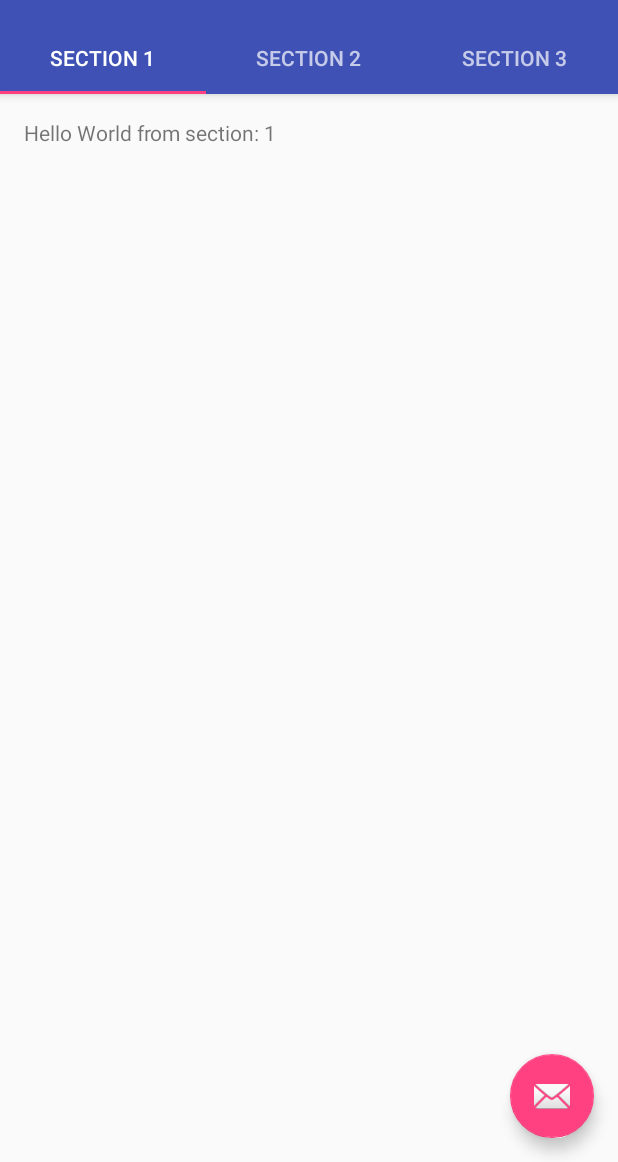
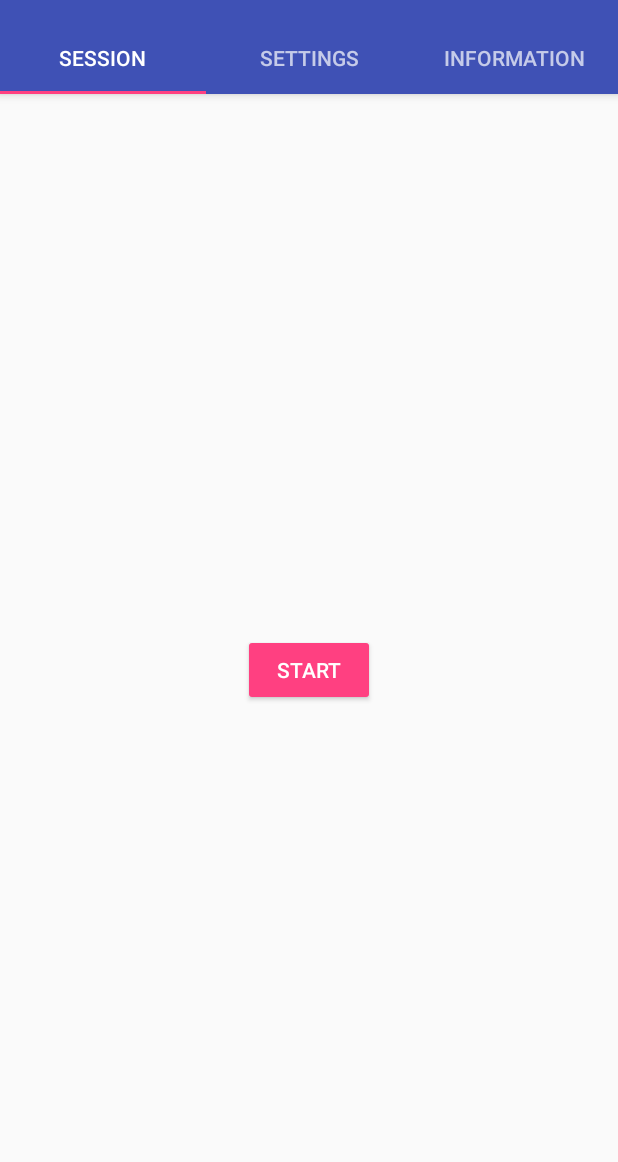
Before and after one commit to SebastianKapunkt/Workyfie, an Android app: the screen it shows after launch (MainActivity), on a phone screen of 412 x 824 dp, the part 74-1236 px from its top. Run offline under Robolectric (Android 15) with nearby library versions, the phone set to English and light mode, and no system bars.

Commit message:
adds first fragment and introduce chronometer

```diff
--- a/Workyfie/app/src/main/AndroidManifest.xml
+++ b/Workyfie/app/src/main/AndroidManifest.xml
@@ -9,7 +9,7 @@
         android:supportsRtl="true"
         android:theme="@style/AppTheme">
         <activity
-            android:name=".presentation.MainActivity"
+            android:name=".presentation.page.mainpage.MainActivity"
             android:label="@string/app_name"
             android:theme="@style/AppTheme.NoActionBar">
             <intent-filter>
--- /dev/null
+++ b/Workyfie/app/src/main/java/data/presentation/session/LearnSessionItem.java
@@ -0,0 +1,13 @@
+package data.presentation.session;
+
+public class LearnSessionItem {
+    public final SessionEnum state;
+
+    public LearnSessionItem(SessionEnum state) {
+        this.state = state;
+    }
+
+    public static LearnSessionItem setState(LearnSessionItem item, SessionEnum outSession) {
+        return new LearnSessionItem(outSession);
+    }
+}
--- /dev/null
+++ b/Workyfie/app/src/main/java/data/presentation/session/SessionEnum.java
@@ -0,0 +1,7 @@
+package data.presentation.session;
+
+public enum SessionEnum {
+    UNKNOWN,
+    IN_SESSION,
+    OUT_SESSION
+}
--- /dev/null
+++ b/Workyfie/app/src/main/java/workyfie/github/de/workyfie/presentation/mvp/Presenter.java
@@ -0,0 +1,8 @@
+package workyfie.github.de.workyfie.presentation.mvp;
+
+public interface Presenter<T extends PresenterView> {
+
+    void attach(T view);
+
+    void detach();
+}
--- /dev/null
+++ b/Workyfie/app/src/main/java/workyfie/github/de/workyfie/presentation/mvp/PresenterView.java
@@ -0,0 +1,4 @@
+package workyfie.github.de.workyfie.presentation.mvp;
+
+public interface PresenterView {
+}
--- /dev/null
+++ b/Workyfie/app/src/main/java/workyfie/github/de/workyfie/presentation/page/learnsession/LearnSessionFragment.java
@@ -0,0 +1,115 @@
+package workyfie.github.de.workyfie.presentation.page.learnsession;
+
+import android.os.Bundle;
+import android.os.SystemClock;
+import android.support.annotation.Nullable;
+import android.support.v4.app.Fragment;
+import android.util.Log;
+import android.view.LayoutInflater;
+import android.view.View;
+import android.view.ViewGroup;
+import android.widget.Button;
+import android.widget.Chronometer;
+
+import workyfie.github.de.workyfie.R;
+
+public class LearnSessionFragment extends Fragment implements LearnSessionView, View.OnClickListener{
+    public static final String TAG = LearnSessionFragment.class.getSimpleName();
+
+    private LearnSessionPresenter presenter;
+    private Button toggleSession;
+    private View activity;
+    private View information_area;
+    private Chronometer sessionChronometer;
+
+    public static LearnSessionFragment newInstance() {
+        Bundle args = new Bundle();
+
+        LearnSessionFragment fragment = new LearnSessionFragment();
+        fragment.setArguments(args);
+        return fragment;
+    }
+
+    @Override
+    public void onCreate(@Nullable Bundle savedInstanceState) {
+        super.onCreate(savedInstanceState);
+
+        presenter = new LearnSessionPresenter();
+    }
+
+    @Nullable
+    @Override
+    public View onCreateView(LayoutInflater inflater, @Nullable ViewGroup container, @Nullable Bundle savedInstanceState) {
+        View rootView = inflater.inflate(R.layout.learn_session_fragment, container, false);
+
+        toggleSession = (Button) rootView.findViewById(R.id.toggle_session);
+        activity = rootView.findViewById(R.id.brain_activity);
+        information_area = rootView.findViewById(R.id.information_table);
+        sessionChronometer = (Chronometer) rootView.findViewById(R.id.session_chronometer);
+
+        return rootView;
+    }
+
+    @Override
+    public void onStart() {
+        super.onStart();
+        presenter.attach(this);
+        presenter.requestContent();
+        Log.i(TAG, "attach");
+    }
+
+    @Override
+    public void onResume() {
+        super.onResume();
+        toggleSession.setOnClickListener(this);
+    }
+
+    @Override
+    public void onPause() {
+        toggleSession.setOnClickListener(null);
+        super.onPause();
+    }
+
+    @Override
+    public void onStop() {
+        Log.i(TAG, "detach");
+        presenter.detach();
+        super.onStop();
+    }
+
+    @Override
+    public void onClick(View view) {
+        switch (view.getId()){
+            case R.id.toggle_session:
+                presenter.toggleSession();
+                break;
+            default:
+        }
+    }
+
+    @Override
+    public void showNoSession() {
+        toggleSession.setText(R.string.start_session);
+        information_area.setVisibility(View.GONE);
+        activity.setVisibility(View.GONE);
+    }
+
+    @Override
+    public void showInSession() {
+        toggleSession.setText(R.string.stop_session);
+        information_area.setVisibility(View.VISIBLE);
+        activity.setVisibility(View.VISIBLE);
+    }
+
+    @Override
+    public void startSessionChronometer() {
+        Log.i(TAG, "" + SystemClock.elapsedRealtime());
+        sessionChronometer.setBase(SystemClock.elapsedRealtime());
+        sessionChronometer.start();
+    }
+
+    @Override
+    public void stopSessionChronometer() {
+        sessionChronometer.stop();
+    }
+}
--- /dev/null
+++ b/Workyfie/app/src/main/java/workyfie/github/de/workyfie/presentation/page/learnsession/LearnSessionPresenter.java
@@ -0,0 +1,54 @@
+package workyfie.github.de.workyfie.presentation.page.learnsession;
+
+import data.presentation.session.LearnSessionItem;
+import workyfie.github.de.workyfie.presentation.mvp.Presenter;
+
+import static data.presentation.session.SessionEnum.IN_SESSION;
+import static data.presentation.session.SessionEnum.OUT_SESSION;
+
+public class LearnSessionPresenter implements Presenter<LearnSessionView> {
+
+    private LearnSessionView view;
+    private LearnSessionItem item;
+
+    public LearnSessionPresenter() {
+        item = new LearnSessionItem(OUT_SESSION);
+    }
+
+    @Override
+    public void attach(LearnSessionView view) {
+        this.view = view;
+    }
+
+    @Override
+    public void detach() {
+        view = null;
+    }
+
+    public void toggleSession() {
+        switch (item.state) {
+            case IN_SESSION:
+                stopSession();
+                break;
+            case OUT_SESSION:
+                startSession();
+                break;
+        }
+    }
+
+    private void startSession() {
+        item = LearnSessionItem.setState(item, IN_SESSION);
+        view.startSessionChronometer();
+        view.showInSession();
+    }
+
+    private void stopSession() {
+        item = LearnSessionItem.setState(item, OUT_SESSION);
+        view.stopSessionChronometer();
+        view.showNoSession();
+    }
+
+    public void requestContent() {
+
+    }
+}
--- /dev/null
+++ b/Workyfie/app/src/main/java/workyfie/github/de/workyfie/presentation/page/learnsession/LearnSessionView.java
@@ -0,0 +1,13 @@
+package workyfie.github.de.workyfie.presentation.page.learnsession;
+
+import workyfie.github.de.workyfie.presentation.mvp.PresenterView;
+
+public interface LearnSessionView extends PresenterView{
+    void showNoSession();
+
+    void showInSession();
+
+    void startSessionChronometer();
+
+    void stopSessionChronometer();
+}
--- a/Workyfie/app/src/main/java/workyfie/github/de/workyfie/presentation/MainActivity.java
+++ b/Workyfie/app/src/main/java/workyfie/github/de/workyfie/presentation/page/mainpage/MainActivity.java
@@ -1,5 +1,6 @@
-package workyfie.github.de.workyfie.presentation;
+package workyfie.github.de.workyfie.presentation.page.mainpage;
 
+import android.content.Context;
 import android.support.design.widget.TabLayout;
 import android.support.design.widget.FloatingActionButton;
 import android.support.design.widget.Snackbar;
@@ -11,6 +12,7 @@ import android.support.v4.app.FragmentManager;
 import android.support.v4.app.FragmentPagerAdapter;
 import android.support.v4.view.ViewPager;
 import android.os.Bundle;
+import android.util.AttributeSet;
 import android.view.LayoutInflater;
 import android.view.Menu;
 import android.view.MenuItem;
@@ -23,15 +25,7 @@ import workyfie.github.de.workyfie.R;
 
 public class MainActivity extends AppCompatActivity {
 
-    /**
-     * The {@link android.support.v4.view.PagerAdapter} that will provide
-     * fragments for each of the sections. We use a
-     * {@link FragmentPagerAdapter} derivative, which will keep every
-     * loaded fragment in memory. If this becomes too memory intensive, it
-     * may be best to switch to a
-     * {@link android.support.v4.app.FragmentStatePagerAdapter}.
-     */
-    private SectionsPagerAdapter mSectionsPagerAdapter;
+    private MainPagerAdapter mSectionsPagerAdapter;
 
     /**
      * The {@link ViewPager} that will host the section contents.
@@ -47,7 +41,7 @@ public class MainActivity extends AppCompatActivity {
         setSupportActionBar(toolbar);
         // Create the adapter that will return a fragment for each of the three
         // primary sections of the activity.
-        mSectionsPagerAdapter = new SectionsPagerAdapter(getSupportFragmentManager());
+        mSectionsPagerAdapter = new MainPagerAdapter(getSupportFragmentManager(), getApplicationContext());
 
         // Set up the ViewPager with the sections adapter.
         mViewPager = (ViewPager) findViewById(R.id.container);
@@ -55,31 +49,16 @@ public class MainActivity extends AppCompatActivity {
 
         TabLayout tabLayout = (TabLayout) findViewById(R.id.tabs);
         tabLayout.setupWithViewPager(mViewPager);
-
-        FloatingActionButton fab = (FloatingActionButton) findViewById(R.id.fab);
-        fab.setOnClickListener(new View.OnClickListener() {
-            @Override
-            public void onClick(View view) {
-                Snackbar.make(view, "Replace with your own action", Snackbar.LENGTH_LONG)
-                        .setAction("Action", null).show();
-            }
-        });
-
     }
-
 
     @Override
     public boolean onCreateOptionsMenu(Menu menu) {
-        // Inflate the menu; this adds items to the action bar if it is present.
         getMenuInflater().inflate(R.menu.menu_main, menu);
         return true;
     }
 
     @Override
     public boolean onOptionsItemSelected(MenuItem item) {
-        // Handle action bar item clicks here. The action bar will
-        // automatically handle clicks on the Home/Up button, so long
-        // as you specify a parent activity in AndroidManifest.xml.
         int id = item.getItemId();
 
         //noinspection SimplifiableIfStatement
@@ -124,41 +103,4 @@ public class MainActivity extends AppCompatActivity {
             return rootView;
         }
     }
-
-    /**
-     * A {@link FragmentPagerAdapter} that returns a fragment corresponding to
-     * one of the sections/tabs/pages.
-     */
-    public class SectionsPagerAdapter extends FragmentPagerAdapter {
-
-        public SectionsPagerAdapter(FragmentManager fm) {
-            super(fm);
-        }
-
-        @Override
-        public Fragment getItem(int position) {
-            // getItem is called to instantiate the fragment for the given page.
-            // Return a PlaceholderFragment (defined as a static inner class below).
-            return PlaceholderFragment.newInstance(position + 1);
-        }
-
-        @Override
-        public int getCount() {
-            // Show 3 total pages.
-            return 3;
-        }
-
-        @Override
-        public CharSequence getPageTitle(int position) {
-            switch (position) {
-                case 0:
-                    return "SECTION 1";
-                case 1:
-                    return "SECTION 2";
-                case 2:
-                    return "SECTION 3";
-            }
-            return null;
-        }
-    }
 }
--- /dev/null
+++ b/Workyfie/app/src/main/java/workyfie/github/de/workyfie/presentation/page/mainpage/MainPagerAdapter.java
@@ -0,0 +1,53 @@
+package workyfie.github.de.workyfie.presentation.page.mainpage;
+
+import android.content.Context;
+import android.os.Bundle;
+import android.support.v4.app.Fragment;
+import android.support.v4.app.FragmentManager;
+import android.support.v4.app.FragmentPagerAdapter;
+
+import workyfie.github.de.workyfie.R;
+import workyfie.github.de.workyfie.presentation.page.learnsession.LearnSessionFragment;
+
+public class MainPagerAdapter extends FragmentPagerAdapter {
+
+    private Context context;
+
+    public MainPagerAdapter(FragmentManager fm, Context context) {
+        super(fm);
+        this.context = context;
+    }
+
+    @Override
+    public Fragment getItem(int position) {
+        switch (position) {
+            case 0:
+                return LearnSessionFragment.newInstance();
+            case 1:
+                return MainActivity.PlaceholderFragment.newInstance(position);
+            case 2:
+                return MainActivity.PlaceholderFragment.newInstance(position);
+            default:
+                return MainActivity.PlaceholderFragment.newInstance(position);
+        }
+    }
+
+    @Override
+    public CharSequence getPageTitle(int position) {
+        switch (position) {
+            case 0:
+                return context.getString(R.string.session);
+            case 1:
+                return "settings";
+            case 2:
+                return "information";
+            default:
+                return "error";
+        }
+    }
+
+    @Override
+    public int getCount() {
+        return 3;
+    }
+}
--- /dev/null
+++ b/Workyfie/app/src/main/res/layout-v23/learn_session_fragment.xml
@@ -0,0 +1,86 @@
+<?xml version="1.0" encoding="utf-8"?>
+<RelativeLayout xmlns:android="http://schemas.android.com/apk/res/android"
+    xmlns:app="http://schemas.android.com/apk/res-auto"
+    android:layout_width="match_parent"
+    android:layout_height="match_parent"
+    android:animateLayoutChanges="true"
+    android:orientation="vertical">
+
+    <ImageView
+        android:id="@+id/brain_activity"
+        android:layout_width="match_parent"
+        android:layout_height="100dp"
+        android:contentDescription="@string/action_settings"
+        android:visibility="gone"
+        app:srcCompat="?android:attr/fingerprintAuthDrawable" />
+
+    <TableLayout
+        android:id="@+id/information_table"
+        android:layout_width="match_parent"
+        android:layout_height="wrap_content"
+        android:layout_below="@id/brain_activity"
+        android:visibility="gone"
+        android:padding="8dp">
+
+        <TableRow
+            android:layout_width="match_parent"
+            android:layout_height="match_parent">
+
+            <TextView
+                android:id="@+id/textView"
+                android:layout_width="wrap_content"
+                android:layout_height="wrap_content"
+                android:text="@string/current_status" />
+
+            <TextView
+                android:id="@+id/status"
+                android:layout_width="wrap_content"
+                android:layout_height="wrap_content" />
+        </TableRow>
+
+        <TableRow
+            android:layout_width="match_parent"
+            android:layout_height="match_parent">
+
+            <TextView
+                android:id="@+id/textView2"
+                android:layout_width="wrap_content"
+                android:layout_height="wrap_content"
+                android:text="@string/current_session_duration" />
+
+            <Chronometer
+                android:id="@+id/session_chronometer"
+                android:layout_width="wrap_content"
+                android:layout_height="wrap_content" />
+        </TableRow>
+
+        <TableRow
+            android:layout_width="match_parent"
+            android:layout_height="match_parent">
+
+            <TextView
+                android:id="@+id/textView3"
+                android:layout_width="wrap_content"
+                android:layout_height="wrap_content"
+                android:text="@string/time_since_last_break" />
+
+            <TextView
+                android:id="@+id/last_breaK"
+                android:layout_width="wrap_content"
+                android:layout_height="wrap_content" />
+        </TableRow>
+
+    </TableLayout>
+
+    <Button
+        android:id="@+id/toggle_session"
+        style="@style/Widget.AppCompat.Button.Colored"
+        android:layout_width="wrap_content"
+        android:layout_height="wrap_content"
+        android:layout_below="@id/information_table"
+        android:layout_centerHorizontal="true"
+        android:layout_centerVertical="true"
+        android:layout_gravity="center"
+        android:text="@string/start_session" />
+
+</RelativeLayout>
--- a/Workyfie/app/src/main/res/layout/activity_main.xml
+++ b/Workyfie/app/src/main/res/layout/activity_main.xml
@@ -6,7 +6,7 @@
     android:layout_width="match_parent"
     android:layout_height="match_parent"
     android:fitsSystemWindows="true"
-    tools:context="workyfie.github.de.workyfie.presentation.MainActivity">
+    tools:context="workyfie.github.de.workyfie.presentation.page.mainpage.MainActivity">
 
     <android.support.design.widget.AppBarLayout
         android:id="@+id/appbar"
@@ -38,12 +38,4 @@
         android:layout_height="match_parent"
         app:layout_behavior="@string/appbar_scrolling_view_behavior" />
 
-    <android.support.design.widget.FloatingActionButton
-        android:id="@+id/fab"
-        android:layout_width="wrap_content"
-        android:layout_height="wrap_content"
-        android:layout_gravity="end|bottom"
-        android:layout_margin="@dimen/fab_margin"
-        app:srcCompat="@android:drawable/ic_dialog_email" />
-
 </android.support.design.widget.CoordinatorLayout>
--- a/Workyfie/app/src/main/res/layout/fragment_main.xml
+++ b/Workyfie/app/src/main/res/layout/fragment_main.xml
@@ -6,7 +6,7 @@
     android:paddingLeft="@dimen/activity_horizontal_margin"
     android:paddingRight="@dimen/activity_horizontal_margin"
     android:paddingTop="@dimen/activity_vertical_margin"
-    tools:context="workyfie.github.de.workyfie.presentation.MainActivity$PlaceholderFragment">
+    tools:context="workyfie.github.de.workyfie.presentation.page.mainpage.MainActivity$PlaceholderFragment">
 
     <TextView
         android:id="@+id/section_label"
--- a/Workyfie/app/src/main/res/menu/menu_main.xml
+++ b/Workyfie/app/src/main/res/menu/menu_main.xml
@@ -1,7 +1,7 @@
 <menu xmlns:android="http://schemas.android.com/apk/res/android"
     xmlns:app="http://schemas.android.com/apk/res-auto"
     xmlns:tools="http://schemas.android.com/tools"
-    tools:context="workyfie.github.de.workyfie.presentation.MainActivity">
+    tools:context="workyfie.github.de.workyfie.presentation.page.mainpage.MainActivity">
     <item
         android:id="@+id/action_settings"
         android:orderInCategory="100"
--- a/Workyfie/app/src/main/res/values-v21/styles.xml
+++ b/Workyfie/app/src/main/res/values-v21/styles.xml
@@ -6,4 +6,5 @@
         <item name="android:windowDrawsSystemBarBackgrounds">true</item>
         <item name="android:statusBarColor">@android:color/transparent</item>
     </style>
+
 </resources>
--- a/Workyfie/app/src/main/res/values/strings.xml
+++ b/Workyfie/app/src/main/res/values/strings.xml
@@ -2,4 +2,10 @@
     <string name="app_name">Workyfie</string>
     <string name="action_settings">Settings</string>
     <string name="section_format">Hello World from section: %1$d</string>
+    <string name="start_session">Start</string>
+    <string name="session">Session</string>
+    <string name="stop_session">Stop</string>
+    <string name="current_status">Status</string>
+    <string name="current_session_duration">duration of current session</string>
+    <string name="time_since_last_break">time since last break</string>
 </resources>
```
